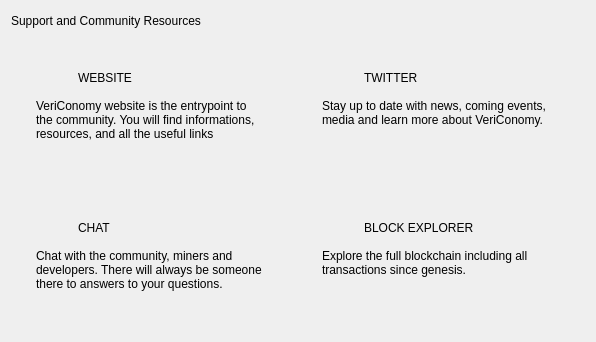
Qt form src/qt/forms/communitypage.ui (VeriConomy/veribase) before a commit.
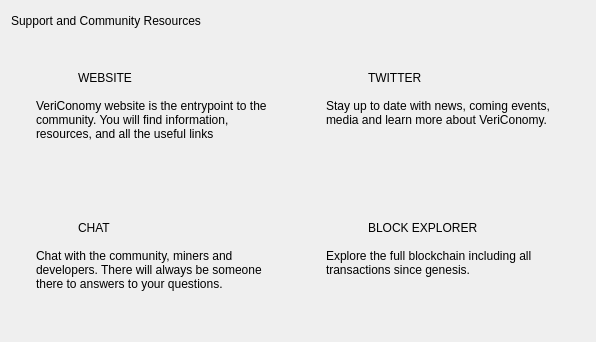
The same form after that commit. Icons and pictures are not drawn.

```diff
--- a/src/qt/forms/communitypage.ui
+++ b/src/qt/forms/communitypage.ui
@@ -580,7 +580,7 @@
              </size>
             </property>
             <property name="text">
-             <string>VeriConomy website is the entrypoint to the community. You will find informations, resources, and all the useful links</string>
+             <string>VeriConomy website is the entrypoint to the community. You will find information, resources, and all the useful links</string>
             </property>
             <property name="alignment">
              <set>Qt::AlignLeading|Qt::AlignLeft|Qt::AlignTop</set>
```
